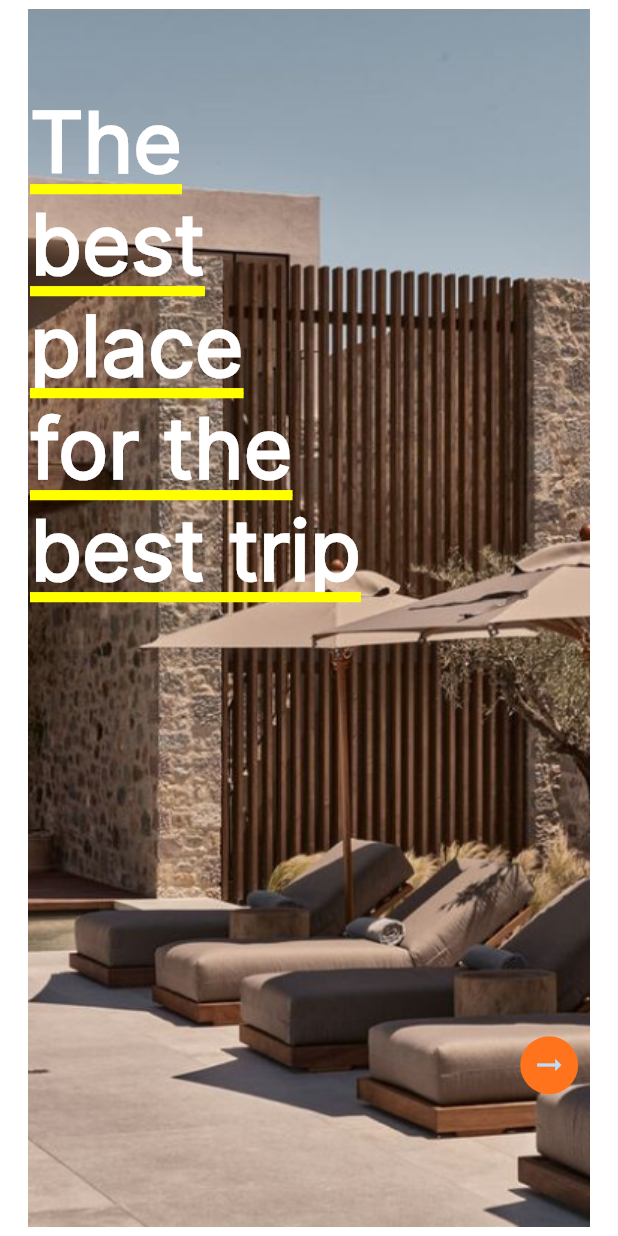
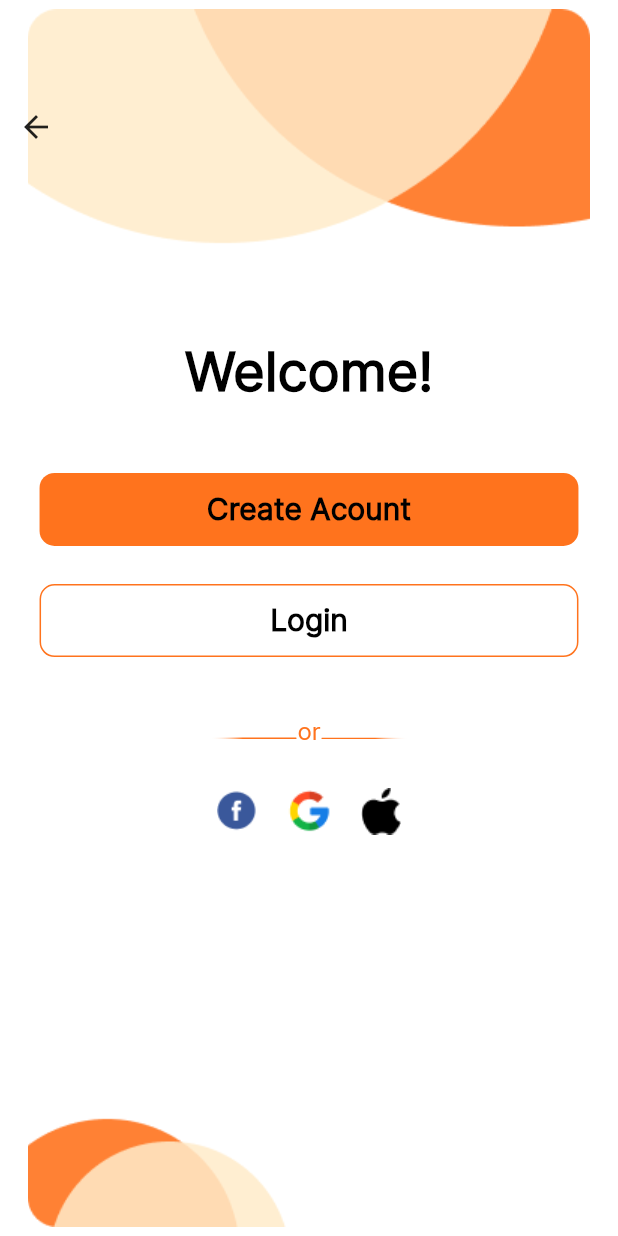
Before and after one commit to Karim-Monir/hotel_booking_app, a Flutter app: the screen it shows after launch, on a phone screen of 412 x 824 dp. Run offline on Flutter 3.47's test engine with Material 2 defaults, Android fonts, the phone set to English and light mode, and no system bars; our stand-ins replace flutter_screenutil, flutter_svg.

Commit message:
welcome_screen_auth

```diff
--- a/lib/main.dart
+++ b/lib/main.dart
@@ -1,5 +1,6 @@
 import 'package:flutter/material.dart';
 import 'package:flutter_screenutil/flutter_screenutil.dart';
+import 'package:hotel_booking_app/view/auth/welcome_screen_auth.dart';
 import 'package:hotel_booking_app/view/splash/splash_screen.dart';
 
 void main() {
@@ -18,7 +19,7 @@ class MyApp extends StatelessWidget {
       builder: (context, child) {
         return const MaterialApp(
           debugShowCheckedModeBanner: false,
-          home: SplashScreen(),
+          home: WelcomeScreenAuth(),
         );
       },
     );
--- /dev/null
+++ b/lib/utils/constant.dart
@@ -0,0 +1,5 @@
+import 'package:flutter/material.dart';
+
+class AppConst {
+  static Color KmainColor = const Color(0xffFF731D);
+}
--- /dev/null
+++ b/lib/view/auth/register_screen.dart
@@ -0,0 +1,10 @@
+import 'package:flutter/material.dart';
+
+class RegisterScreen extends StatelessWidget {
+  const RegisterScreen({super.key});
+
+  @override
+  Widget build(BuildContext context) {
+    return const Scaffold();
+  }
+}
--- /dev/null
+++ b/lib/view/auth/welcome_screen_auth.dart
@@ -0,0 +1,115 @@
+import 'package:flutter/material.dart';
+import 'package:flutter_screenutil/flutter_screenutil.dart';
+import 'package:flutter_svg/flutter_svg.dart';
+import 'package:hotel_booking_app/utils/constant.dart';
+import 'package:hotel_booking_app/view/auth/login_screen.dart';
+import 'package:hotel_booking_app/view/auth/register_screen.dart';
+import 'package:hotel_booking_app/view/auth/widgets/custom_button.dart';
+import 'package:hotel_booking_app/view/auth/widgets/row_auth.dart';
+import 'package:hotel_booking_app/view/auth/widgets/scond_button.dart';
+
+class WelcomeScreenAuth extends StatelessWidget {
+  const WelcomeScreenAuth({super.key});
+
+  @override
+  Widget build(BuildContext context) {
+    return Scaffold(
+      backgroundColor: Colors.white,
+      body: Container(
+        height: double.infinity,
+        width: double.infinity,
+        decoration: const BoxDecoration(
+          image: DecorationImage(
+              image: AssetImage("assets/images/background.png")),
+        ),
+        child: Column(
+          crossAxisAlignment: CrossAxisAlignment.start,
+          children: [
+            SizedBox(
+              height: 60.h,
+            ),
+            IconButton(
+                onPressed: () {
+                  Navigator.of(context).pop();
+                },
+                icon: const Icon(Icons.arrow_back)),
+            SizedBox(
+              height: 115.h,
+            ),
+            Center(
+                child: Column(
+              children: [
+                const Text(
+                  "Welcome!",
+                  style: TextStyle(
+                    fontFamily: "Inter",
+                    fontSize: 36,
+                    fontWeight: FontWeight.bold,
+                    color: Color(0xff000000),
+                    height: 44 / 36,
+                  ),
+                ),
+                SizedBox(
+                  height: 45.h,
+                ),
+                CustomButton(
+                  text: "Create Acount",
+                  onPreesed: () {
+                    Navigator.push(context, MaterialPageRoute(
+                      builder: (context) {
+                        return const RegisterScreen();
+                      },
+                    ));
+                  },
+                ),
+                SizedBox(
+                  height: 25.h,
+                ),
+                //scondButton
+                SecondButton(
+                    text: "Login",
+                    onTap: () {
+                      Navigator.push(context, MaterialPageRoute(
+                        builder: (context) {
+                          return const LoginScreen();
+                        },
+                      ));
+                    }),
+                SizedBox(
+                  height: 39.h,
+                ),
+                Row(
+                  mainAxisAlignment: MainAxisAlignment.center,
+                  mainAxisSize: MainAxisSize.min,
+                  children: [
+                    Padding(
+                      padding: const EdgeInsets.only(top: 10),
+                      child: SvgPicture.asset("assets/images/Line-7.svg"),
+                    ),
+                    Text(
+                      "or",
+                      style: TextStyle(
+                        fontFamily: "Inter",
+                        fontSize: 16,
+                        fontWeight: FontWeight.w400,
+                        color: AppConst.KmainColor,
+                      ),
+                    ),
+                    Padding(
+                      padding: const EdgeInsets.only(top: 10),
+                      child: SvgPicture.asset("assets/images/Line-6.svg"),
+                    )
+                  ],
+                ),
+                SizedBox(
+                  height: 20.h,
+                ),
+                const RowAuth()
+              ],
+            )),
+          ],
+        ),
+      ),
+    );
+  }
+}
--- /dev/null
+++ b/lib/view/auth/widgets/custom_button.dart
@@ -0,0 +1,31 @@
+import 'package:flutter/material.dart';
+import 'package:flutter_screenutil/flutter_screenutil.dart';
+import 'package:hotel_booking_app/utils/constant.dart';
+
+class CustomButton extends StatelessWidget {
+  CustomButton({super.key, required this.text, required this.onPreesed});
+  String text;
+  VoidCallback onPreesed;
+  @override
+  Widget build(BuildContext context) {
+    return Container(
+      height: 48.h,
+      width: 327.w,
+      decoration: BoxDecoration(
+        borderRadius: BorderRadius.circular(10),
+        color: AppConst.KmainColor,
+      ),
+      child: TextButton(
+          onPressed: onPreesed,
+          child: Text(
+            text,
+            style: const TextStyle(
+              fontFamily: "Inter",
+              fontSize: 20,
+              fontWeight: FontWeight.bold,
+              color: Color(0xff000000),
+            ),
+          )),
+    );
+  }
+}
--- /dev/null
+++ b/lib/view/auth/widgets/row_auth.dart
@@ -0,0 +1,22 @@
+import 'package:flutter/material.dart';
+
+class RowAuth extends StatelessWidget {
+  const RowAuth({super.key});
+
+  @override
+  Widget build(BuildContext context) {
+    return Row(
+      mainAxisAlignment: MainAxisAlignment.center,
+      mainAxisSize: MainAxisSize.min,
+      children: [
+        IconButton(
+            onPressed: () {}, icon: Image.asset("assets/images/facebook.png")),
+        IconButton(
+            onPressed: () {}, icon: Image.asset("assets/images/google.png")),
+        IconButton(
+            onPressed: () {},
+            icon: Image.asset("assets/images/icon_apple_.png")),
+      ],
+    );
+  }
+}
--- /dev/null
+++ b/lib/view/auth/widgets/scond_button.dart
@@ -0,0 +1,33 @@
+import 'package:flutter/material.dart';
+import 'package:flutter_screenutil/flutter_screenutil.dart';
+
+class SecondButton extends StatelessWidget {
+  SecondButton({super.key, required this.onTap, required this.text});
+  String text;
+  VoidCallback onTap;
+  @override
+  Widget build(BuildContext context) {
+    return Container(
+      height: 48.h,
+      width: 327.w,
+      decoration: BoxDecoration(
+          borderRadius: BorderRadius.circular(10),
+          border: Border.all(color: const Color(0xffFF731D))),
+      child: GestureDetector(
+        onTap: onTap,
+        child: Center(
+          child: Text(
+            text,
+            style: const TextStyle(
+              fontFamily: "Inter",
+              fontSize: 20,
+              fontWeight: FontWeight.bold,
+              color: Color(0xff000000),
+              height: 24 / 20,
+            ),
+          ),
+        ),
+      ),
+    );
+  }
+}
--- a/lib/view/splash/welcome_screen.dart
+++ b/lib/view/splash/welcome_screen.dart
@@ -1,6 +1,7 @@
 import 'package:flutter/material.dart';
 import 'package:flutter_screenutil/flutter_screenutil.dart';
 import 'package:hotel_booking_app/view/auth/login_screen.dart';
+import 'package:hotel_booking_app/view/auth/welcome_screen_auth.dart';
 
 class WelcomeScreen extends StatelessWidget {
   const WelcomeScreen({super.key});
@@ -19,7 +20,7 @@ class WelcomeScreen extends StatelessWidget {
           crossAxisAlignment: CrossAxisAlignment.start,
           children: [
             SizedBox(
-              height: 60.h,
+              height: 120.h,
             ),
             Text(
               "The\nbest\nplace\nfor the\nbest trip",
@@ -45,7 +46,7 @@ class WelcomeScreen extends StatelessWidget {
                           onTap: () {
                             Navigator.push(context, MaterialPageRoute(
                               builder: (context) {
-                                return const LoginScreen();
+                                return const WelcomeScreenAuth();
                               },
                             ));
                           },
```
Also changed, not shown: assets/images/Line-6.svg (added), assets/images/Line-7.svg (added), assets/images/background.png (added), assets/images/facebook.png (added), assets/images/google.png (added), assets/images/icon_apple_.png (added).
